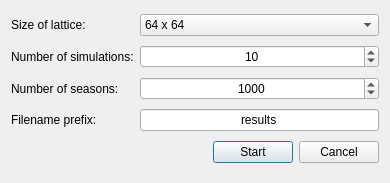
Before: the Qt Designer form batchdialog.ui in mariomartinezm/QtCaPso, drawn with Qt 5.
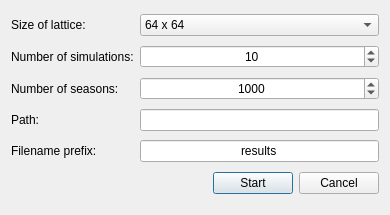
After: the same form once the commit is applied.

Commit message: Add widgests to enter a path in batchdialog.ui

```diff
--- a/batchdialog.ui
+++ b/batchdialog.ui
@@ -7,7 +7,7 @@
     <x>0</x>
     <y>0</y>
     <width>390</width>
-    <height>183</height>
+    <height>215</height>
    </rect>
   </property>
   <property name="windowTitle">
@@ -117,13 +117,23 @@
     </widget>
    </item>
    <item row="3" column="0">
+    <widget class="QLabel" name="labelPath">
+     <property name="text">
+      <string>Path:</string>
+     </property>
+    </widget>
+   </item>
+   <item row="3" column="1">
+    <widget class="QLineEdit" name="lineEditPath"/>
+   </item>
+   <item row="4" column="0">
     <widget class="QLabel" name="labelFilenamePrefix">
      <property name="text">
       <string>Filename prefix:</string>
      </property>
     </widget>
    </item>
-   <item row="3" column="1">
+   <item row="4" column="1">
     <widget class="QLineEdit" name="lineEditFilenamePrefix">
      <property name="text">
       <string>results</string>
@@ -133,7 +143,7 @@
      </property>
     </widget>
    </item>
-   <item row="4" column="0" colspan="2">
+   <item row="5" column="0" colspan="2">
     <layout class="QHBoxLayout" name="horizontalLayout">
      <item>
       <spacer name="horizontalSpacer">
```
Left out of the diff: 12 changed lines with no effect on the pictures.
